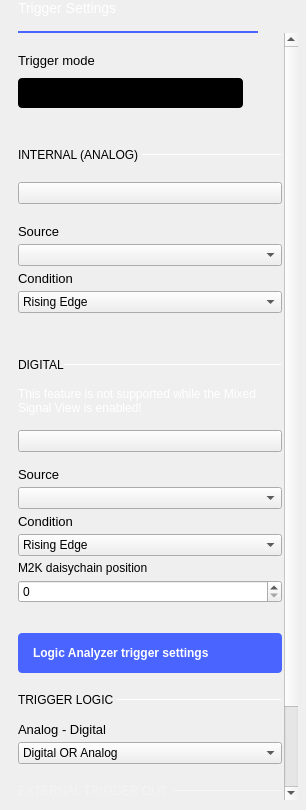
The window that ui/trigger_settings.ui (analogdevicesinc/scopy) describes before a commit, drawn with Qt 5.
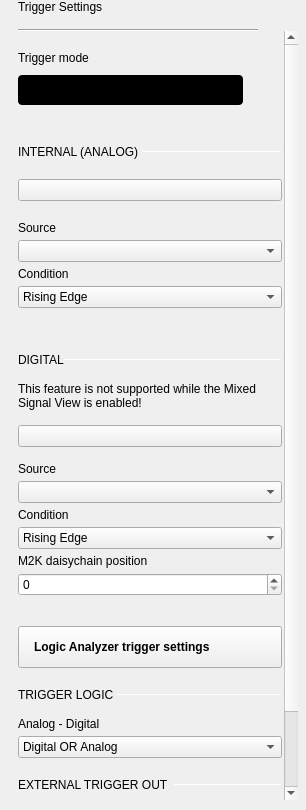
The same window after the commit. Custom widgets are drawn as their Qt base class.

Patch:
```diff
--- a/ui/trigger_settings.ui
+++ b/ui/trigger_settings.ui
@@ -49,12 +49,6 @@
    </property>
    <item>
     <widget class="QLabel" name="label_title">
-     <property name="styleSheet">
-      <string notr="true">color: white;
-        font-size: 14px;
-        font-weight: normal;
-</string>
-     </property>
      <property name="text">
       <string>Trigger Settings</string>
      </property>
@@ -90,9 +84,6 @@
        <height>2</height>
       </size>
      </property>
-     <property name="styleSheet">
-      <string notr="true">border: 2px solid rgb(74, 100, 255);</string>
-     </property>
      <property name="orientation">
       <enum>Qt::Horizontal</enum>
      </property>
@@ -113,9 +104,9 @@
       <property name="geometry">
        <rect>
         <x>0</x>
-        <y>0</y>
+        <y>-18</y>
         <width>266</width>
-        <height>948</height>
+        <height>958</height>
        </rect>
       </property>
       <layout class="QVBoxLayout" name="verticalLayout_4">
@@ -147,9 +138,6 @@
          </property>
          <item>
           <widget class="QLabel" name="label">
-           <property name="styleSheet">
-            <string notr="true">font-size: 13px;</string>
-           </property>
            <property name="text">
             <string>Trigger mode</string>
            </property>
@@ -383,9 +371,6 @@
                     <verstretch>0</verstretch>
                    </sizepolicy>
                   </property>
-                  <property name="styleSheet">
-                   <string notr="true">font-size: 13px;</string>
-                  </property>
                   <property name="text">
                    <string>Source</string>
                   </property>
@@ -414,9 +399,6 @@
                   <verstretch>0</verstretch>
                  </sizepolicy>
                 </property>
-                <property name="styleSheet">
-                 <string notr="true">font-size: 13px;</string>
-                </property>
                 <property name="text">
                  <string>Condition</string>
                 </property>
@@ -549,9 +531,6 @@
          </item>
          <item>
           <widget class="QLabel" name="mixedSignalLbl">
-           <property name="styleSheet">
-            <string notr="true">color: white;</string>
-           </property>
            <property name="text">
             <string>This feature is not supported while the Mixed Signal View is enabled!</string>
            </property>
@@ -590,9 +569,6 @@
             </property>
             <item>
              <widget class="QLabel" name="label_6">
-              <property name="styleSheet">
-               <string notr="true">font-size: 13px;</string>
-              </property>
               <property name="text">
                <string>Source</string>
               </property>
@@ -609,9 +585,6 @@
                 <verstretch>0</verstretch>
                </sizepolicy>
               </property>
-              <property name="styleSheet">
-               <string notr="true">font-size: 13px;</string>
-              </property>
               <property name="text">
                <string>Condition</string>
               </property>
@@ -673,28 +646,15 @@
        <item>
         <widget class="QPushButton" name="btnLogicAnalyzerTriggers">
          <property name="styleSheet">
-          <string notr="true">
-QPushButton {
+          <string notr="true">QPushButton {
 
-height: 40px;
+  height: 40px;
 
   text-align: left;
   font-weight: bold;
   padding-left: 15px;
   padding-right: 15px;
-  border-radius: 4px;
 
-  background-color: #4a64ff;
-  color: #ffffff;
-
-}
-
-QPushButton:pressed {
-  background-color: #2a44df;
-}
-
-QPushButton:hover {
-	background-color: #4a34ff;
 }</string>
          </property>
          <property name="text">
@@ -796,9 +756,6 @@
                 <verstretch>0</verstretch>
                </sizepolicy>
               </property>
-              <property name="styleSheet">
-               <string notr="true">font-size: 13px;</string>
-              </property>
               <property name="text">
                <string>Analog - Digital</string>
               </property>
@@ -867,12 +824,6 @@
            </property>
            <item>
             <widget class="QLabel" name="label_5">
-             <property name="styleSheet">
-              <string notr="true">QLabel {
-                font-size: 12px;
-                color: rgba(255, 255, 255, 70);
-        }</string>
-             </property>
              <property name="text">
               <string>EXTERNAL TRIGGER OUT</string>
              </property>
@@ -892,9 +843,6 @@
                <height>1</height>
               </size>
              </property>
-             <property name="styleSheet">
-              <string notr="true">border: 1px solid rgba(255, 255, 255, 70);</string>
-             </property>
              <property name="frameShadow">
               <enum>QFrame::Sunken</enum>
              </property>
```
Left out of the diff: 18 changed lines with no effect on the pictures.
